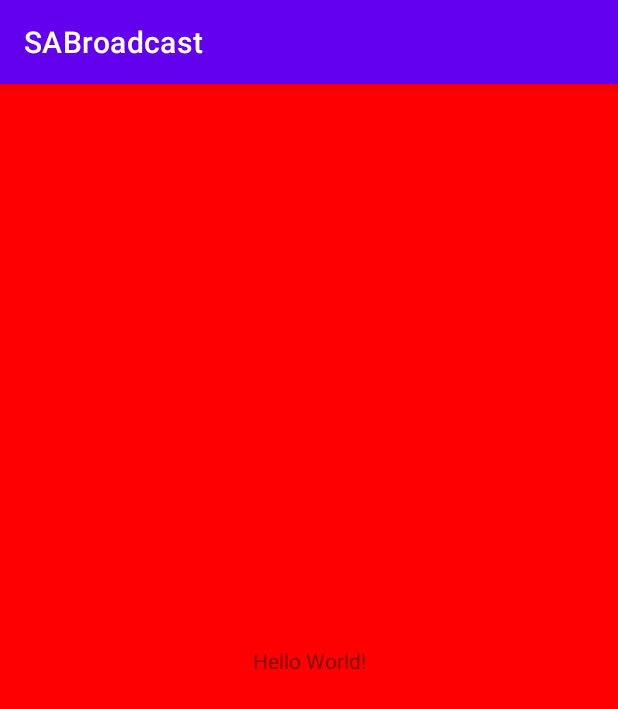
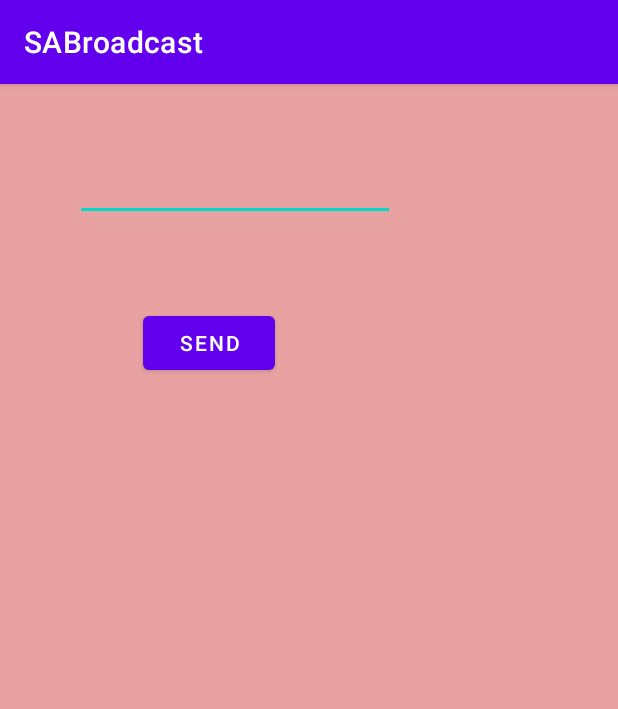
Before and after one commit to makansari/SABroadcast, an Android app: the screen it shows after launch (MainActivity), on a phone screen of 412 x 824 dp. Shown: the top 709 px of the screen. Run offline under Robolectric (Android 15) with nearby library versions, the phone set to English and light mode, and no system bars.

Commit message:
sending data from activity

```diff
--- a/app/build.gradle
+++ b/app/build.gradle
@@ -1,6 +1,7 @@
 plugins {
     id 'com.android.application'
     id 'kotlin-android'
+    id 'kotlin-android-extensions'
 }
 
 android {
--- a/app/src/main/AndroidManifest.xml
+++ b/app/src/main/AndroidManifest.xml
@@ -25,6 +25,12 @@
 
 </receiver>
 
+        <receiver android:name=".MyRecData">
+            <intent-filter>
+                <action android:name="com.ansari"></action>
+            </intent-filter>
+        </receiver>
+
 
 
 
--- a/app/src/main/java/com/example/sabroadcast/MainActivity.kt
+++ b/app/src/main/java/com/example/sabroadcast/MainActivity.kt
@@ -1,8 +1,10 @@
 package com.example.sabroadcast
 
+import android.content.Intent
 import android.content.IntentFilter
 import androidx.appcompat.app.AppCompatActivity
 import android.os.Bundle
+import kotlinx.android.synthetic.main.activity_main.*
 
 class MainActivity : AppCompatActivity() {
     override fun onCreate(savedInstanceState: Bundle?) {
@@ -12,5 +14,19 @@ class MainActivity : AppCompatActivity() {
         var myreceiver = MyReceiver()
         var myIntentFilter = IntentFilter("android.intent.action.AIRPLANE_MODE")
         registerReceiver(myreceiver,myIntentFilter)
+
+
+        var myRecData = MyRecData()
+        var recIntentFilter = IntentFilter("com.ansari")
+        registerReceiver(myRecData,recIntentFilter)
+
+
+
+            buttonSend.setOnClickListener {
+                var mydata = editTextData.text.toString()
+                var myintent = Intent("com.ansari")
+                myintent.putExtra("key1",mydata)
+                sendBroadcast(myintent)
+            }
     }
 }
--- /dev/null
+++ b/app/src/main/java/com/example/sabroadcast/MyRecData.kt
@@ -0,0 +1,15 @@
+package com.example.sabroadcast
+
+import android.content.BroadcastReceiver
+import android.content.Context
+import android.content.Intent
+import android.widget.Toast
+
+class MyRecData : BroadcastReceiver() {
+    override fun onReceive(context: Context?, intent: Intent?) {
+
+       var data = intent?.extras?.getString("key1")
+        Toast.makeText(context, "data received $data",Toast.LENGTH_LONG).show()
+
+    }
+}
--- a/app/src/main/res/layout/activity_main.xml
+++ b/app/src/main/res/layout/activity_main.xml
@@ -4,16 +4,27 @@
     xmlns:tools="http://schemas.android.com/tools"
     android:layout_width="match_parent"
     android:layout_height="match_parent"
-    tools:context=".MainActivity"
-    android:background="#f00">
+    android:background="#E8A2A2"
+    tools:context=".MainActivity">
 
-    <TextView
+    <EditText
+        android:id="@+id/editTextData"
         android:layout_width="wrap_content"
         android:layout_height="wrap_content"
-        android:text="Hello World!"
-        app:layout_constraintBottom_toBottomOf="parent"
-        app:layout_constraintLeft_toLeftOf="parent"
-        app:layout_constraintRight_toRightOf="parent"
+        android:layout_marginStart="50dp"
+        android:layout_marginTop="46dp"
+        android:ems="10"
+        android:inputType="textPersonName"
+        app:layout_constraintStart_toStartOf="parent"
         app:layout_constraintTop_toTopOf="parent" />
 
+    <Button
+        android:id="@+id/buttonSend"
+        android:layout_width="wrap_content"
+        android:layout_height="wrap_content"
+        android:layout_marginStart="45dp"
+        android:layout_marginTop="57dp"
+        android:text="SEND"
+        app:layout_constraintStart_toStartOf="@+id/editTextData"
+        app:layout_constraintTop_toBottomOf="@+id/editTextData" />
 </androidx.constraintlayout.widget.ConstraintLayout>
```
